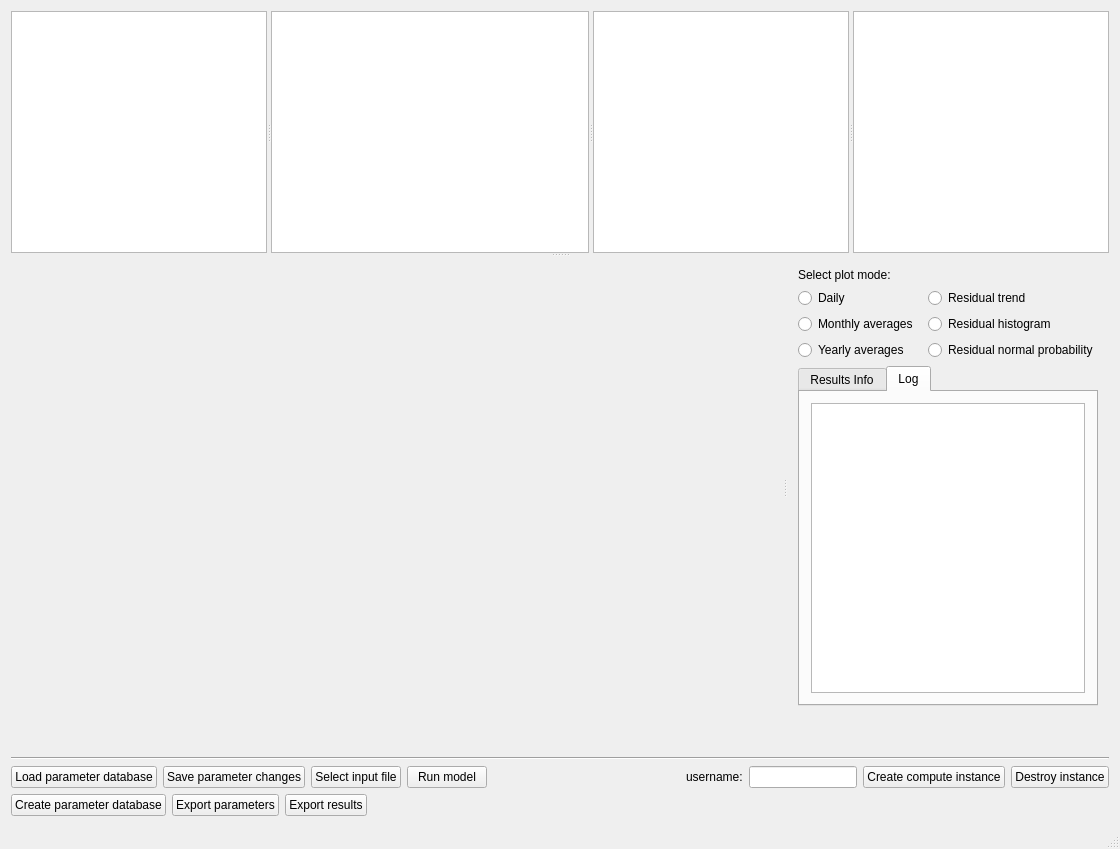
Lecheps/INCAView, file mainwindow.ui: the form before one commit.
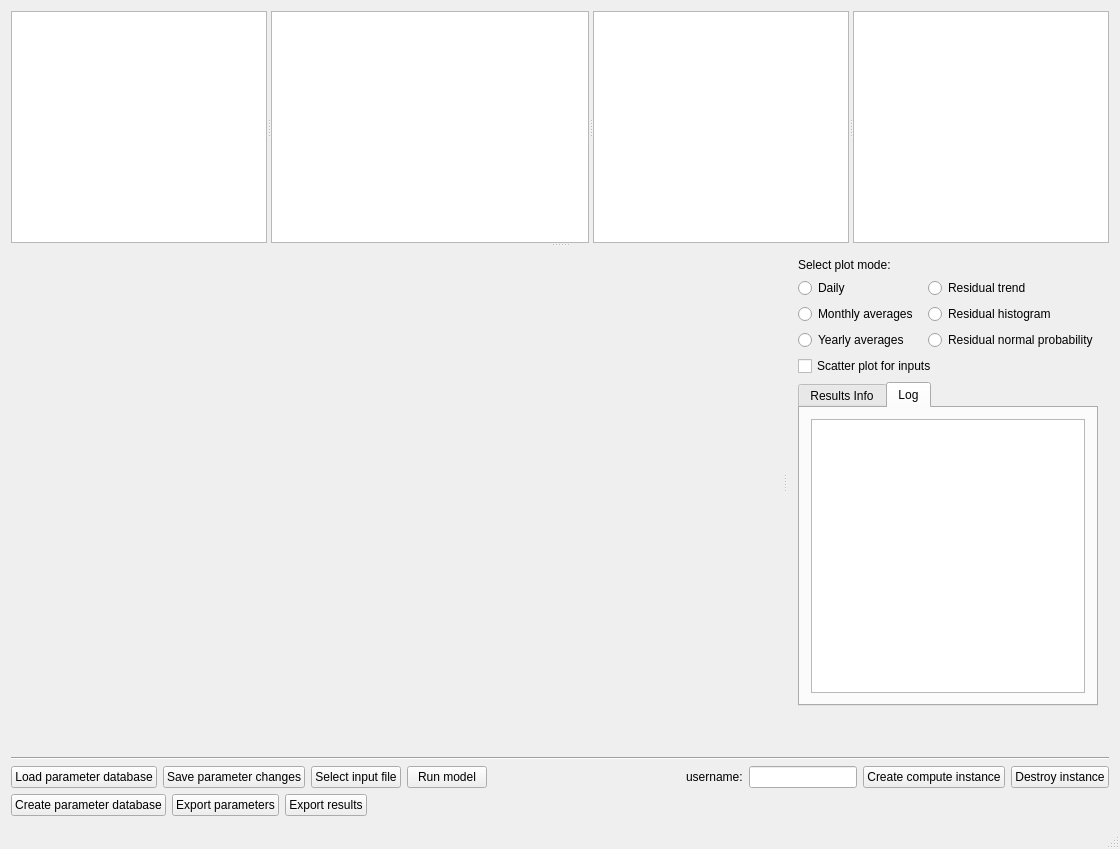
The form after the commit. Custom widgets are drawn as their Qt base class.

Commit message: Added possibility to plot inputs as a scatterplot

Patch:
```diff
--- a/mainwindow.ui
+++ b/mainwindow.ui
@@ -145,6 +145,13 @@
              </item>
             </layout>
            </item>
+           <item>
+            <widget class="QCheckBox" name="checkBoxScatterInputs">
+             <property name="text">
+              <string>Scatter plot for inputs</string>
+             </property>
+            </widget>
+           </item>
            <item>
             <widget class="QTabWidget" name="tabWidget">
              <property name="minimumSize">
```
The commit also changes 3 other files.
